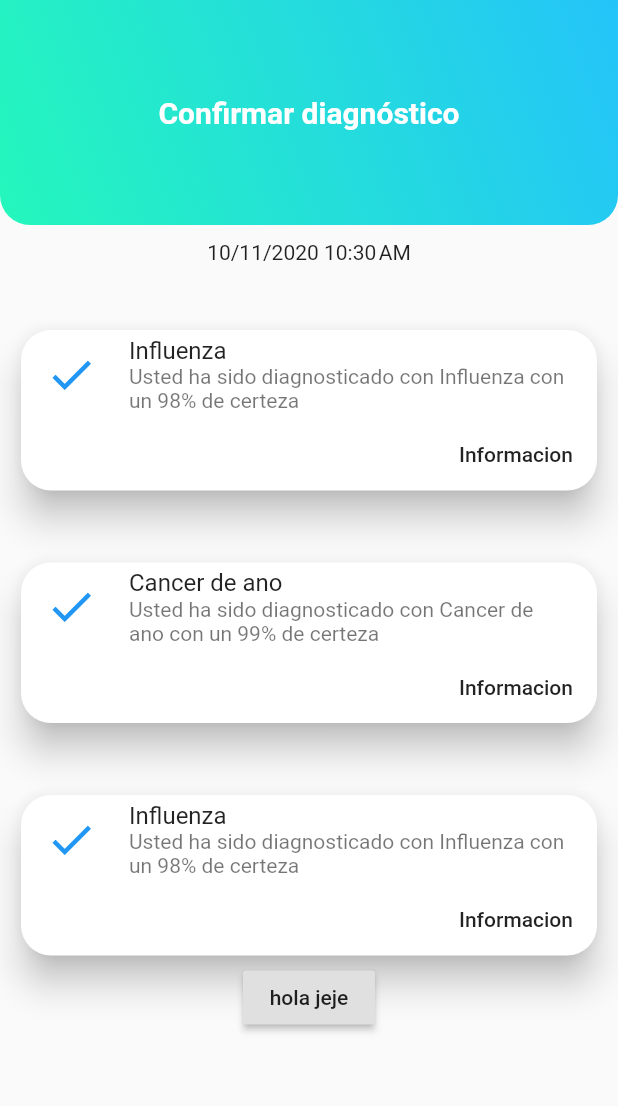
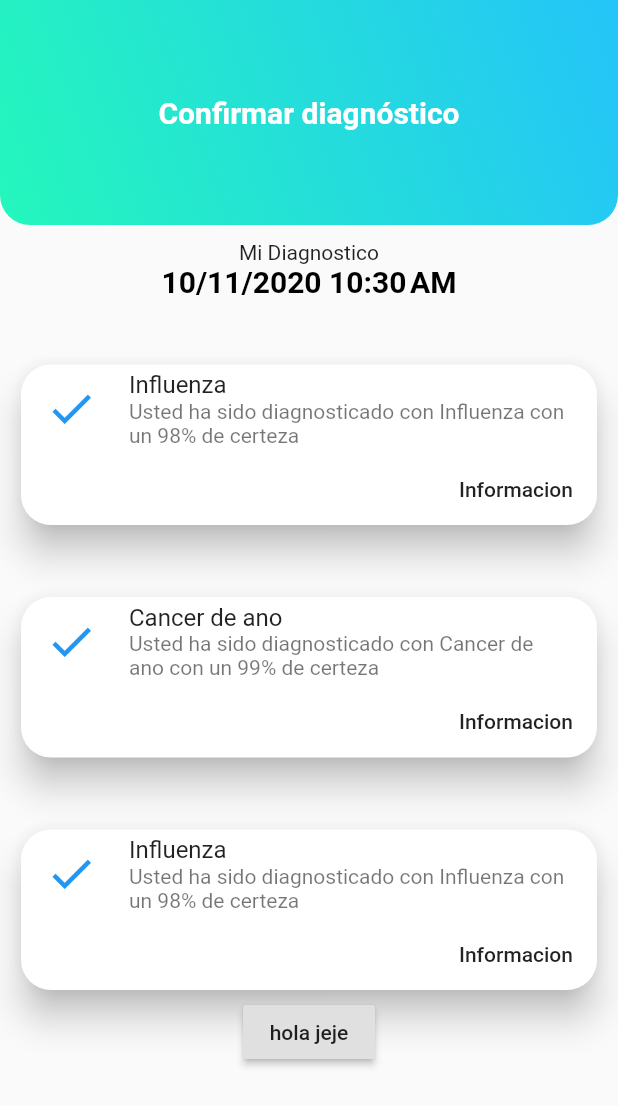
Before and after one commit to G3rson98/AsistenteMedicoFlutter-1, a Flutter app: the screen it shows after launch, on a phone screen of 412 x 824 dp. Shown: the top 1106 px of the screen. Run offline on Flutter 3.47's test engine with Material 2 defaults, Android fonts, the phone set to English and light mode, and no system bars.

```diff
--- a/lib/src/pages/results_page.dart
+++ b/lib/src/pages/results_page.dart
@@ -11,7 +11,6 @@ class ResultPage extends StatefulWidget {
 }
 
 class _ResultPageState extends State<ResultPage> {
-  final f = new DateFormat('yyyy-MM-dd hh:mm');
 
   @override
   Widget build(BuildContext context) {
@@ -52,8 +51,14 @@ class _ResultPageState extends State<ResultPage> {
               width: double.maxFinite,
               child: Column(
                 children: <Widget>[
+                  Text('Mi Diagnostico'),
                   Text(
-                      new DateFormat.yMd().add_jm().format(new DateTime.now())),
+                      new DateFormat.yMd().add_jm().format(new DateTime.now()),
+                      style: TextStyle(
+                      color: Colors.black,
+                      fontSize: 20,
+                      fontWeight: FontWeight.bold),
+                      ),
                   SizedBox(
                     height: 40.0,
                   ),
```
